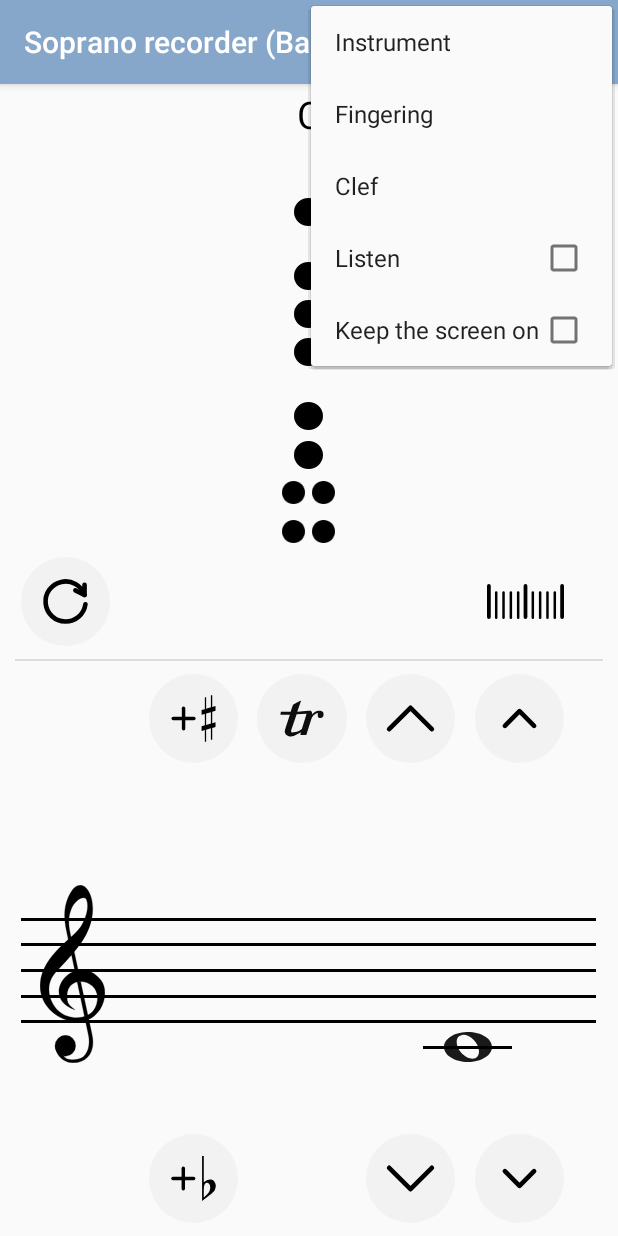
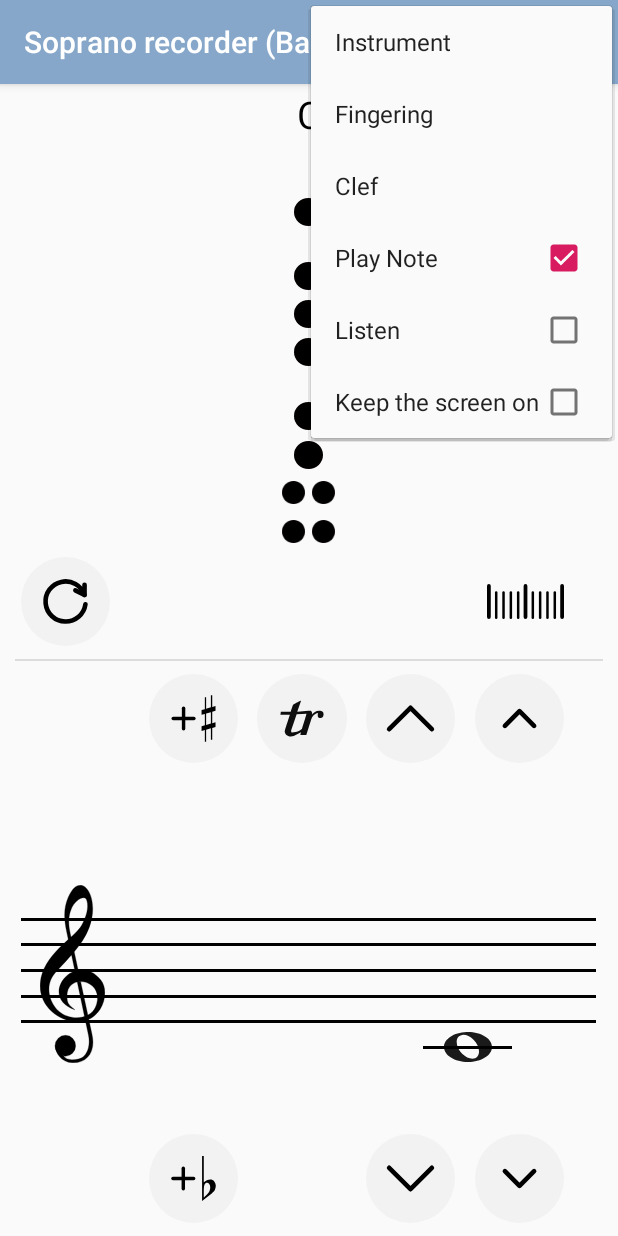
Before and after one commit to thalman/PlayRecorder, an Android app: the screen it shows after launch (MainActivity), with the options menu open, on a phone screen of 412 x 824 dp. Run offline under Robolectric (Android 15) with nearby library versions, the phone set to English and light mode, and no system bars.

Commit message:
Problem: User can't set app to play (or not to play) the note
Solution: Add menu item and required callbacks and resources

```diff
--- a/app/src/main/java/net/halman/playrecorder/MainActivity.java
+++ b/app/src/main/java/net/halman/playrecorder/MainActivity.java
@@ -47,6 +47,7 @@ public class MainActivity extends AppCompatActivity {
     GripView grip = null;
     Thread frequencyAnalyzer = null;
     boolean keepScreenOn = false;
+    boolean playSound = true;
     PointF lastTouch = new PointF();
 
     View.OnTouchListener scoreOnTouchListener = new View.OnTouchListener() {
@@ -131,6 +132,9 @@ public class MainActivity extends AppCompatActivity {
         item = menu.findItem(R.id.actionKeepScreenOn);
         item.setChecked(keepScreenOn);
 
+        item = menu.findItem(R.id.actionPlaySound);
+        item.setChecked(playSound);
+
         return true;
     }
 
@@ -146,6 +150,10 @@ public class MainActivity extends AppCompatActivity {
                 return true;
             case R.id.actionClef:
                 onClef();
+                return true;
+            case R.id.actionPlaySound:
+                item.setChecked(!item.isChecked());
+                onPlaySound(item.isChecked());
                 return true;
             case R.id.actionListen:
                 item.setChecked(!item.isChecked());
@@ -212,6 +220,7 @@ public class MainActivity extends AppCompatActivity {
         editor.putBoolean("note-trill", app.noteTrill());
         editor.putInt("grip-orientation", grip.orientation());
         editor.putBoolean("keep-screen-on", keepScreenOn);
+        editor.putBoolean("play-sound", playSound);
         editor.apply();
     }
 
@@ -230,6 +239,7 @@ public class MainActivity extends AppCompatActivity {
         );
         grip.orientation(sharedPref.getInt("grip-orientation", Orientation.UP));
         onKeepScreenOn(sharedPref.getBoolean("keep-screen-on", false));
+        onPlaySound(sharedPref.getBoolean("play-sound", true));
         app.checkLimits();
     }
 
@@ -483,4 +493,11 @@ public class MainActivity extends AppCompatActivity {
 
         invalidateOptionsMenu();
     }
+
+    private void onPlaySound(boolean playSound)
+    {
+        this.playSound = playSound;
+
+        invalidateOptionsMenu();
+    }
 }
--- a/app/src/main/res/menu/menu_playrecorder.xml
+++ b/app/src/main/res/menu/menu_playrecorder.xml
@@ -13,13 +13,18 @@
         android:orderInCategory="120"
         android:title="@string/clef" />
     <item
+        android:id="@+id/actionPlaySound"
+        android:checkable="true"
+        android:orderInCategory="130"
+        android:title="@string/playSound" />
+    <item
         android:id="@+id/actionListen"
         android:checkable="true"
-        android:orderInCategory="130"
+        android:orderInCategory="140"
         android:title="@string/listen" />
     <item
         android:id="@+id/actionKeepScreenOn"
         android:checkable="true"
-        android:orderInCategory="140"
+        android:orderInCategory="150"
         android:title="@string/keepScreenOn" />
 </menu>
--- a/app/src/main/res/values/strings.xml
+++ b/app/src/main/res/values/strings.xml
@@ -4,6 +4,7 @@
     <string name="instrument">Instrument</string>
     <string name="fingering">Fingering</string>
     <string name="clef">Clef</string>
+    <string name="playSound">Play Note</string>
     <string name="listen">Listen</string>
     <string name="keepScreenOn">Keep the screen on</string>
     <string name="instrument_title">Select instrument</string>
```
